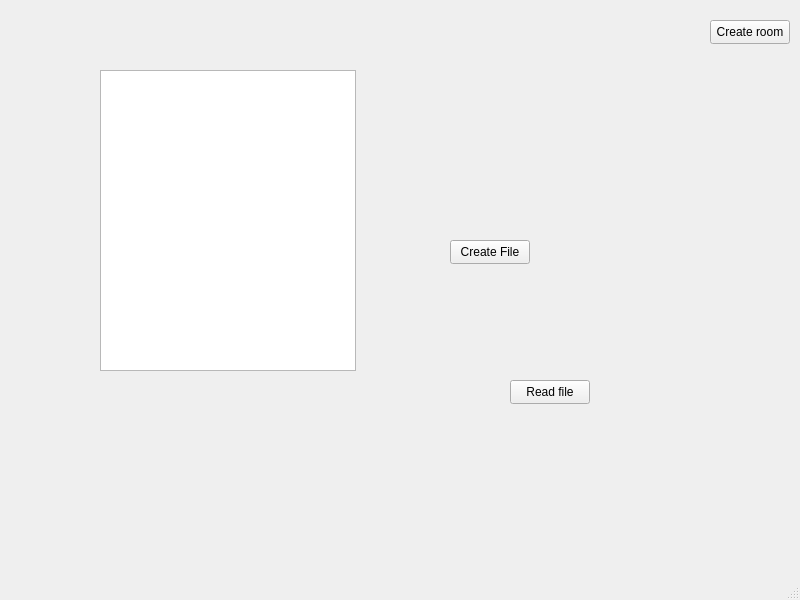
Wboerenkamps/domitica, file DomoticaGUI/mainwindow.ui: the form before one commit.
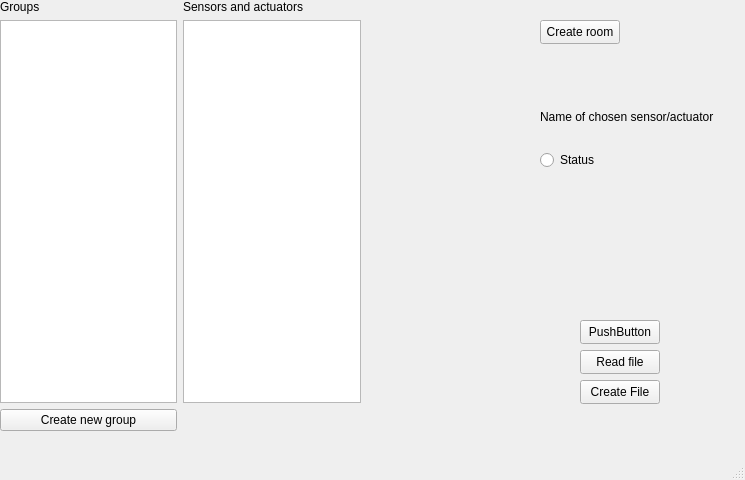
The form after the commit.

Commit message: user can now write to file and listview shows groups in file

The edit to the form file:
```diff
--- a/DomoticaGUI/mainwindow.ui
+++ b/DomoticaGUI/mainwindow.ui
@@ -6,8 +6,8 @@
    <rect>
     <x>0</x>
     <y>0</y>
-    <width>800</width>
-    <height>600</height>
+    <width>745</width>
+    <height>480</height>
    </rect>
   </property>
   <property name="windowTitle">
@@ -17,7 +17,7 @@
    <widget class="QPushButton" name="pushButton">
     <property name="geometry">
      <rect>
-      <x>710</x>
+      <x>540</x>
       <y>20</y>
       <width>80</width>
       <height>24</height>
@@ -27,21 +27,11 @@
      <string>Create room</string>
     </property>
    </widget>
-   <widget class="QListView" name="roomLV">
-    <property name="geometry">
-     <rect>
-      <x>100</x>
-      <y>70</y>
-      <width>256</width>
-      <height>301</height>
-     </rect>
-    </property>
-   </widget>
    <widget class="QPushButton" name="pushButton_2">
     <property name="geometry">
      <rect>
-      <x>450</x>
-      <y>240</y>
+      <x>580</x>
+      <y>380</y>
       <width>80</width>
       <height>24</height>
      </rect>
@@ -53,8 +43,8 @@
    <widget class="QPushButton" name="pushButton_3">
     <property name="geometry">
      <rect>
-      <x>510</x>
-      <y>380</y>
+      <x>580</x>
+      <y>350</y>
       <width>80</width>
       <height>24</height>
      </rect>
@@ -63,6 +53,84 @@
      <string>Read file</string>
     </property>
    </widget>
+   <widget class="QWidget" name="gridLayoutWidget">
+    <property name="geometry">
+     <rect>
+      <x>0</x>
+      <y>0</y>
+      <width>361</width>
+      <height>431</height>
+     </rect>
+    </property>
+    <layout class="QGridLayout" name="gridLayout">
+     <item row="0" column="0">
+      <widget class="QLabel" name="label">
+       <property name="text">
+        <string>Groups</string>
+       </property>
+      </widget>
+     </item>
+     <item row="1" column="0">
+      <widget class="QListView" name="roomLV"/>
+     </item>
+     <item row="1" column="1">
+      <widget class="QListWidget" name="listWidget"/>
+     </item>
+     <item row="0" column="1">
+      <widget class="QLabel" name="label_2">
+       <property name="text">
+        <string>Sensors and actuators</string>
+       </property>
+      </widget>
+     </item>
+     <item row="2" column="0">
+      <widget class="QPushButton" name="CreateGroupBtn">
+       <property name="text">
+        <string>Create new group</string>
+       </property>
+      </widget>
+     </item>
+    </layout>
+   </widget>
+   <widget class="QPushButton" name="pushButton_5">
+    <property name="geometry">
+     <rect>
+      <x>580</x>
+      <y>320</y>
+      <width>80</width>
+      <height>24</height>
+     </rect>
+    </property>
+    <property name="text">
+     <string>PushButton</string>
+    </property>
+   </widget>
+   <widget class="QWidget" name="gridLayoutWidget_2">
+    <property name="geometry">
+     <rect>
+      <x>540</x>
+      <y>90</y>
+      <width>175</width>
+      <height>80</height>
+     </rect>
+    </property>
+    <layout class="QGridLayout" name="gridLayout_2">
+     <item row="1" column="0">
+      <widget class="QRadioButton" name="radioButton">
+       <property name="text">
+        <string>Status</string>
+       </property>
+      </widget>
+     </item>
+     <item row="0" column="0">
+      <widget class="QLabel" name="label_3">
+       <property name="text">
+        <string>Name of chosen sensor/actuator</string>
+       </property>
+      </widget>
+     </item>
+    </layout>
+   </widget>
   </widget>
   <widget class="QMenuBar" name="menubar">
    <property name="geometry">
```
Left out of the diff: 2 changed lines with no effect on the pictures. The commit also changes 18 other files.
